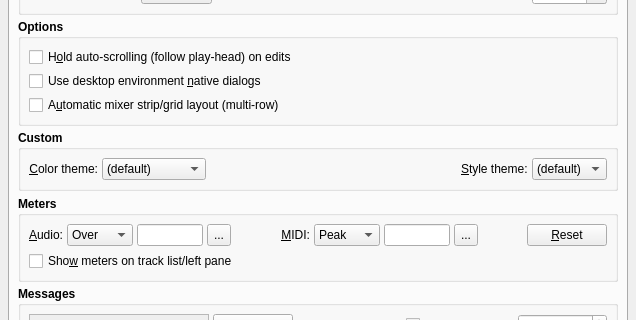
The window that src/qtractorOptionsForm.ui (rncbc/qtractor) describes before a commit, drawn with Qt 5; both pictures show x 0 to 636 and y 88 to 408 of the 636 by 545 pixel window.
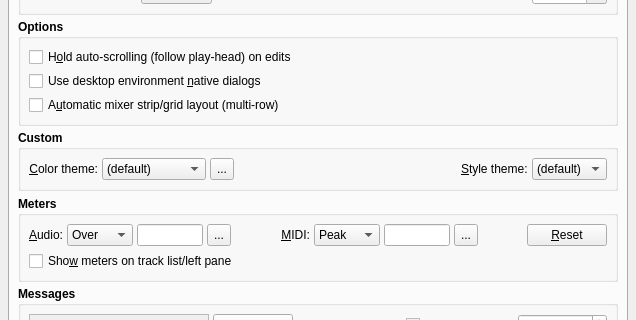
The same window after the commit. The open tabs and pages were chosen to show the change. Icons and pictures are not drawn. Custom widgets are drawn as their Qt base class.

Commit message: [xpalette] Custom color (palette) theme manager introduced.

Patch:
```diff
--- a/src/qtractorOptionsForm.ui
+++ b/src/qtractorOptionsForm.ui
@@ -2526,6 +2526,50 @@
            </widget>
           </item>
           <item row="0" column="3">
+           <widget class="QToolButton" name="CustomColorThemeToolButton">
+            <property name="minimumSize">
+             <size>
+              <width>22</width>
+              <height>22</height>
+             </size>
+            </property>
+            <property name="maximumSize">
+             <size>
+              <width>24</width>
+              <height>24</height>
+             </size>
+            </property>
+            <property name="font">
+             <font>
+              <weight>50</weight>
+              <bold>false</bold>
+             </font>
+            </property>
+            <property name="focusPolicy">
+             <enum>Qt::TabFocus</enum>
+            </property>
+            <property name="toolTip">
+             <string>Manage custom color palette themes</string>
+            </property>
+            <property name="text">
+             <string>...</string>
+            </property>
+           </widget>
+          </item>
+          <item row="0" column="4">
+           <spacer>
+            <property name="orientation">
+             <enum>Qt::Horizontal</enum>
+            </property>
+            <property name="sizeHint">
+             <size>
+              <width>20</width>
+              <height>20</height>
+             </size>
+            </property>
+           </spacer>
+          </item>
+          <item row="0" column="5">
            <widget class="QLabel" name="CustomStyleThemeTextLabel">
             <property name="font">
              <font>
@@ -2541,7 +2585,7 @@
             </property>
            </widget>
           </item>
-          <item row="0" column="4">
+          <item row="0" column="6">
            <widget class="QComboBox" name="CustomStyleThemeComboBox">
             <property name="font">
              <font>
@@ -2562,19 +2606,6 @@
             </item>
            </widget>
           </item>
-          <item row="0" column="2">
-           <spacer>
-            <property name="orientation">
-             <enum>Qt::Horizontal</enum>
-            </property>
-            <property name="sizeHint">
-             <size>
-              <width>20</width>
-              <height>20</height>
-             </size>
-            </property>
-           </spacer>
-          </item>
          </layout>
         </widget>
        </item>
```
Left out of the diff: 1 changed line with no effect on the pictures. The commit also changes 10 other files.
